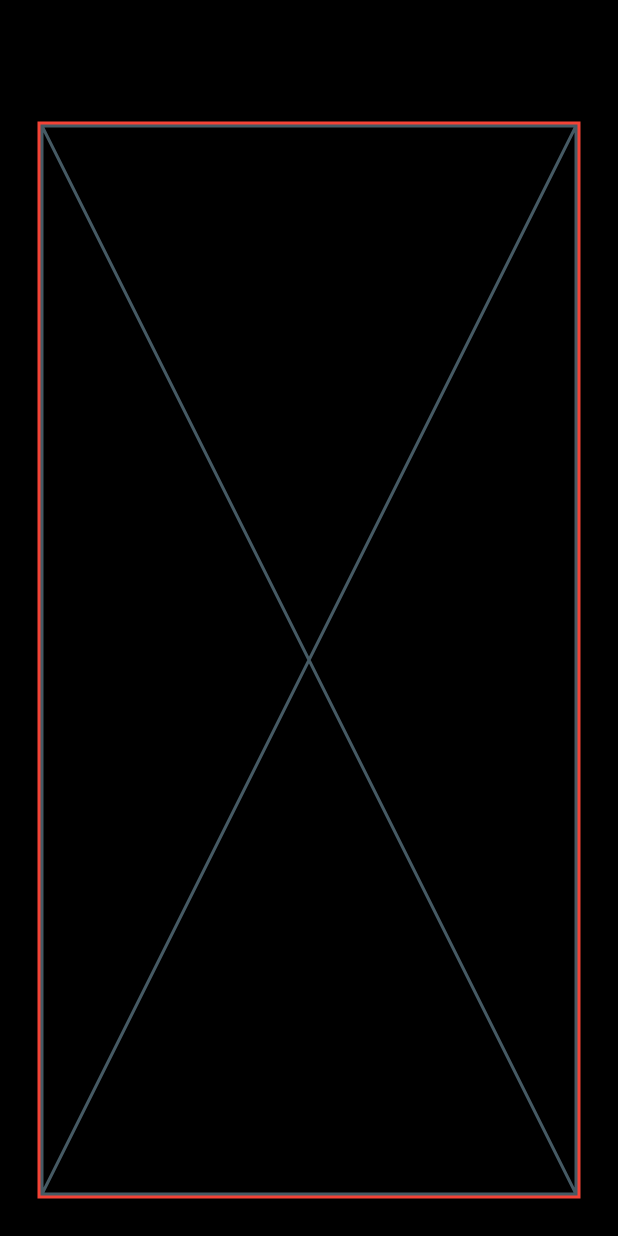
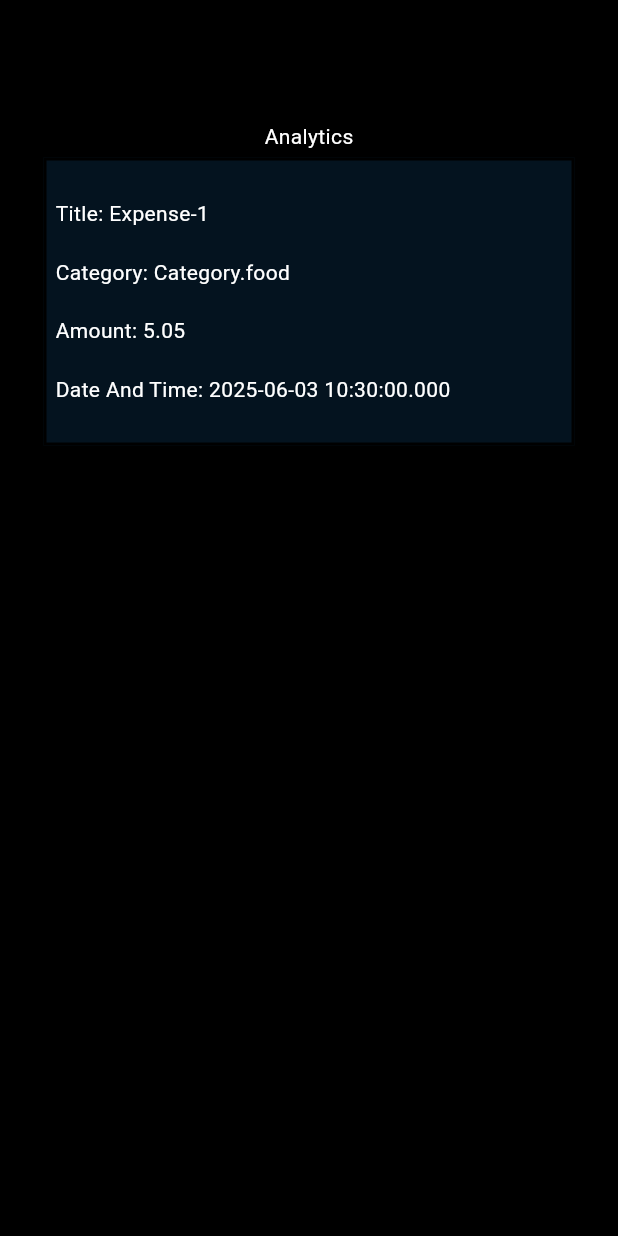
Before and after one commit to bitsbuild/flutter-course-work, a Flutter app: the screen it shows after launch, on a phone screen of 412 x 824 dp. Run offline on Flutter 3.47's test engine with Material 3 defaults, Android fonts, the phone set to English and light mode, and no system bars; our stand-ins replace rflutter_alert.

Commit message:
Flutter: Project-3: Expense Card Added List View Height Left To Configure Responsively

```diff
--- /dev/null
+++ b/Project-3-Expense-Tracker-App/expense_tracker/lib/expense_card.dart
@@ -0,0 +1,60 @@
+import 'package:expense_tracker/models/expense.dart';
+import 'package:flutter/material.dart';
+
+class ExpenseCard extends StatefulWidget {
+  late String title;
+  late double amount;
+  late DateTime date;
+  late Category category;
+  ExpenseCard({
+    super.key,
+    required this.title,
+    required this.category,
+    required this.amount,
+    required this.date,
+  });
+  @override
+  State<ExpenseCard> createState() => _ExpenseCardState();
+}
+
+class _ExpenseCardState extends State<ExpenseCard> {
+  @override
+  Widget build(BuildContext context) {
+    return SizedBox(
+      height: 200,
+      width: double.infinity,
+      child: Card(
+        elevation: 10,
+        surfaceTintColor: Colors.blue,
+        color: Colors.black,
+        shape: Border.all(width: 2, style: BorderStyle.solid),
+        child: Padding(
+          padding: const EdgeInsets.all(8.0),
+          child: Column(
+            mainAxisAlignment: MainAxisAlignment.spaceEvenly,
+            crossAxisAlignment: CrossAxisAlignment.start,
+            mainAxisSize: MainAxisSize.max,
+            children: [
+              Text(
+                'Title: ${widget.title}',
+                style: TextStyle(color: Colors.white),
+              ),
+              Text(
+                'Category: ${widget.category.toString()}',
+                style: TextStyle(color: Colors.white),
+              ),
+              Text(
+                'Amount: ${widget.amount.toString()}',
+                style: TextStyle(color: Colors.white),
+              ),
+              Text(
+                'Date And Time: ${widget.date.toString()}',
+                style: TextStyle(color: Colors.white),
+              ),
+            ],
+          ),
+        ),
+      ),
+    );
+  }
+}
--- /dev/null
+++ b/Project-3-Expense-Tracker-App/expense_tracker/lib/expenses_list.dart
@@ -0,0 +1,29 @@
+import 'package:expense_tracker/expense_card.dart';
+import 'package:expense_tracker/models/expense.dart';
+import 'package:flutter/material.dart';
+
+class ExpenseList extends StatefulWidget {
+  final List<Expense> expenses;
+  const ExpenseList({super.key, required this.expenses});
+  @override
+  State<ExpenseList> createState() => _ExpenseListState();
+}
+
+class _ExpenseListState extends State<ExpenseList> {
+  @override
+  Widget build(BuildContext context) {
+    return ListView.builder(
+      itemCount: widget.expenses.length,
+      itemBuilder: (ctx, index) {
+        return Center(
+          child: ExpenseCard(
+            title: widget.expenses[index].title,
+            category: widget.expenses[index].category,
+            amount: widget.expenses[index].amount,
+            date: widget.expenses[index].date,
+          ),
+        );
+      },
+    );
+  }
+}
--- a/Project-3-Expense-Tracker-App/expense_tracker/lib/main.dart
+++ b/Project-3-Expense-Tracker-App/expense_tracker/lib/main.dart
@@ -44,15 +44,7 @@ class _ExpenseTrackerScaffold extends State<ExpenseTrackerScaffold> {
       appBar: AppBar(flexibleSpace: Container(color: Colors.black)),
       body: Container(
         color: Colors.black,
-        child: Padding(
-          padding: const EdgeInsets.all(25.0),
-          child: Container(
-            decoration: BoxDecoration(
-              border: Border.all(width: 3, color: Colors.red),
-            ),
-            child: wid,
-          ),
-        ),
+        child: Padding(padding: const EdgeInsets.all(25.0), child: wid),
       ),
     );
   }
--- a/Project-3-Expense-Tracker-App/expense_tracker/lib/tracker_page.dart
+++ b/Project-3-Expense-Tracker-App/expense_tracker/lib/tracker_page.dart
@@ -1,3 +1,4 @@
+import 'package:expense_tracker/expenses_list.dart';
 import 'package:expense_tracker/models/expense.dart';
 import 'package:flutter/material.dart';
 
@@ -38,6 +39,15 @@ class _TrackerPageState extends State<TrackerPage> {
   ];
   @override
   Widget build(BuildContext context) {
-    return const Placeholder();
+    return Center(
+      child: Column(
+        mainAxisAlignment: MainAxisAlignment.start,
+        mainAxisSize: MainAxisSize.max,
+        children: [
+          Text('Analytics', style: TextStyle(color: Colors.white)),
+          SizedBox(height: 200, child: ExpenseList(expenses: expensesList)),
+        ],
+      ),
+    );
   }
 }
```
